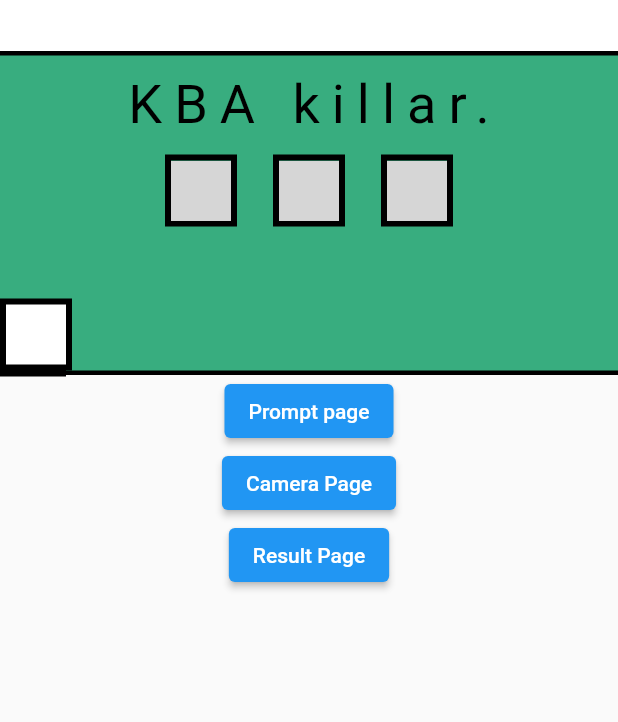
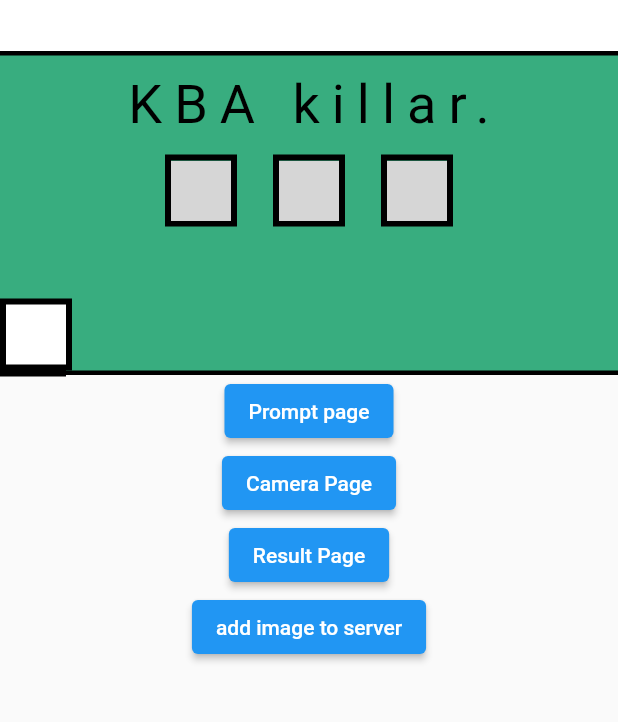
Before and after one commit to Martenere/mytakeapp, a Flutter app: the screen it shows after launch, on a phone screen of 412 x 824 dp, the part 114-836 px from its top. Run offline on Flutter 3.47's test engine with Material 2 defaults, Android fonts, the phone set to English and light mode, and no system bars; our stand-ins replace camera, firebase_auth, firebase_core, firebase_database, firebase_storage; missing offline and left inert: carbon_icons; accounts and stored records are empty; network calls fail; Roboto replaces fonts that are missing (PTMono-reg); grey boxes are pictures that could not be loaded.

Commit message:
FireBEAST. Added add image to server

```diff
--- a/lib/Screens/HomeScreen.dart
+++ b/lib/Screens/HomeScreen.dart
@@ -1,4 +1,5 @@
 import 'package:flutter/material.dart';
+import 'package:mytakeapp/firebase/firebaseCommunication.dart';
 
 final BoxDecoration boxstyling = BoxDecoration(border: Border.all(width: 4));
 final BoxDecoration boxstylingThick =
@@ -31,8 +32,8 @@ final TextStyle timeText = TextStyle(
     letterSpacing: 8);
 
 class HomeScreen extends StatelessWidget {
-  const HomeScreen({super.key});
-
+  HomeScreen({super.key, required this.fb});
+FirebaseCommunication fb;
   @override
   Widget build(BuildContext context) {
     return Scaffold(
@@ -58,11 +59,16 @@ class HomeScreen extends StatelessWidget {
               Navigator.pushNamed(context, '/CameraPage');
             },
             child: Text('Camera Page')),
-             ElevatedButton(
+        ElevatedButton(
             onPressed: () {
               Navigator.pushNamed(context, '/Result');
             },
-            child: Text('Result Page'))
+            child: Text('Result Page')),
+        ElevatedButton(
+            onPressed: () {
+              fb.uploadFile();
+            },
+            child: Text('add image to server'))
       ]),
     );
   }
--- a/lib/main.dart
+++ b/lib/main.dart
@@ -8,6 +8,7 @@ import 'Screens/ResultPage.dart';
 import 'package:firebase_core/firebase_core.dart';
 import 'package:firebase_storage/firebase_storage.dart';
 import 'firebase/firebaseCommunication.dart';
+import 'package:firebase_database/firebase_database.dart';
 
 import 'dart:async';
 import 'dart:io';
@@ -35,7 +36,7 @@ class MyApp extends StatelessWidget {
       title: 'Welcome to Flutter',
       initialRoute: "/",
       routes: {
-        '/': (context) => const HomeScreen(),
+        '/': (context) => HomeScreen(fb:fb),
         '/PromptPage': (context) => PromptPage(url: fb.getURlToTestImage(),),
         '/CameraPage': (context) => const CameraPage(),
         '/Result': (context) => const ResultPage(),
--- a/pubspec.yaml
+++ b/pubspec.yaml
@@ -47,6 +47,7 @@ dependencies:
   image_cropper: ^3.0.0
   device_info: ^2.0.3
   image: ^3.2.0
+  firebase_database: ^9.1.7
 
 dev_dependencies:
   flutter_test:
```
Also changed, not shown: lib/firebase/firebaseCommunication.dart (+44 -10 lines), pubspec.lock.
